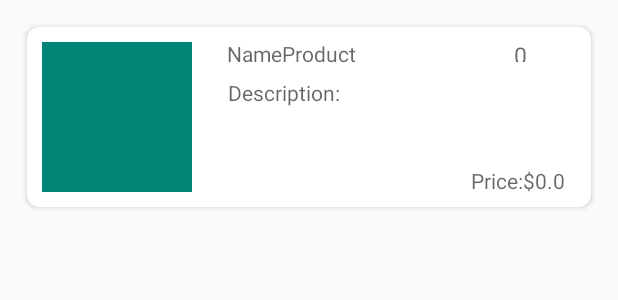
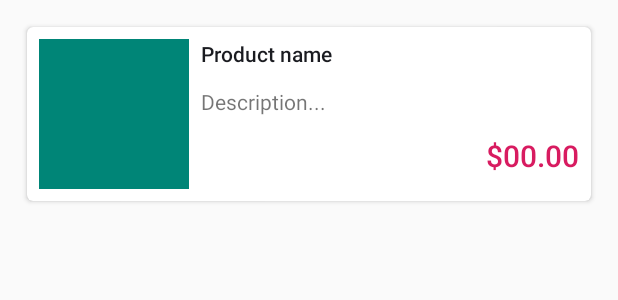
Before and after one commit to Vege19/DAS_CHALLENGE_2, an Android app: the layout item_product.xml on its own in the app's theme, with its tools: preview values and no code run, on a phone screen of 412 x 824 dp. Shown: the top 300 px of the screen. Run offline under Robolectric (Android 15) with nearby library versions, the phone set to English and light mode, and no system bars.

Commit message:
Models modified and product details activity

```diff
--- a/DAS_CHALLENGE_2/app/src/main/AndroidManifest.xml
+++ b/DAS_CHALLENGE_2/app/src/main/AndroidManifest.xml
@@ -12,9 +12,8 @@
         android:roundIcon="@mipmap/ic_launcher_round"
         android:supportsRtl="true"
         android:theme="@style/AppTheme">
-        <activity android:name=".activities.ProductsActivity">
-        </activity>
-
+        <activity android:name=".activities.ProductDetailActivity"></activity>
+        <activity android:name=".activities.ProductsActivity"></activity>
         <activity android:name=".activities.MainActivity">
             <intent-filter>
                 <action android:name="android.intent.action.MAIN" />
@@ -22,7 +21,6 @@
                 <category android:name="android.intent.category.LAUNCHER" />
             </intent-filter>
         </activity>
-
     </application>
 
 </manifest>
--- a/DAS_CHALLENGE_2/app/src/main/java/com/example/das_challenge_2/utils/Constants.kt
+++ b/DAS_CHALLENGE_2/app/src/main/java/com/example/das_challenge_2/utils/Constants.kt
@@ -4,5 +4,5 @@ object Constants {
 
     //Serializable keys
     const val CATEGORY_KEY = "CATEGORY_KEY"
-
+    const val PRODUCT_KEY = "PRODUCT_KEY"
 }
--- a/DAS_CHALLENGE_2/app/src/main/res/layout/activity_recycler_category.xml
+++ b/DAS_CHALLENGE_2/app/src/main/res/layout/activity_products.xml
@@ -1,10 +1,11 @@
 <?xml version="1.0" encoding="utf-8"?>
-<androidx.constraintlayout.widget.ConstraintLayout xmlns:android="http://schemas.android.com/apk/res/android"
+<androidx.constraintlayout.widget.ConstraintLayout
+    xmlns:android="http://schemas.android.com/apk/res/android"
     xmlns:app="http://schemas.android.com/apk/res-auto"
     xmlns:tools="http://schemas.android.com/tools"
     android:layout_width="match_parent"
     android:layout_height="match_parent"
-    tools:context=".activities.ProductAdapter">
+    tools:context=".adapters.ProductAdapter">
 
     <androidx.recyclerview.widget.RecyclerView
         android:id="@+id/productList"
--- a/DAS_CHALLENGE_2/app/src/main/res/layout/item_product.xml
+++ b/DAS_CHALLENGE_2/app/src/main/res/layout/item_product.xml
@@ -4,24 +4,24 @@
     xmlns:app="http://schemas.android.com/apk/res-auto"
     xmlns:tools="http://schemas.android.com/tools"
     android:layout_width="match_parent"
-    android:layout_height="120dp"
+    android:layout_height="wrap_content"
     android:layout_marginStart="18dp"
     android:layout_marginEnd="18dp"
     android:layout_marginTop="18dp"
-    app:cardCornerRadius="8dp">
+    app:cardCornerRadius="4dp">
 
     <androidx.constraintlayout.widget.ConstraintLayout
         android:layout_width="match_parent"
-        android:layout_height="match_parent"
+        android:layout_height="wrap_content"
         android:background="?selectableItemBackground">
 
         <ImageView
             android:id="@+id/product_img"
             android:layout_width="100dp"
             android:layout_height="100dp"
-            android:layout_marginStart="10dp"
-            android:layout_marginTop="10dp"
-            android:layout_marginBottom="10dp"
+            android:layout_marginStart="8dp"
+            android:layout_marginTop="8dp"
+            android:layout_marginBottom="8dp"
             android:scaleType="centerCrop"
             app:layout_constraintBottom_toBottomOf="parent"
             app:layout_constraintStart_toStartOf="parent"
@@ -30,50 +30,52 @@
             tools:ignore="MissingConstraints" />
 
         <TextView
-            android:id="@+id/product_stock"
-            android:layout_width="35dp"
-            android:layout_height="15dp"
+            android:id="@+id/nameProduct"
+            android:layout_width="0dp"
+            android:layout_height="wrap_content"
+            android:layout_marginStart="8dp"
             android:layout_marginTop="8dp"
-            android:layout_marginEnd="12dp"
-            android:hint="0"
-            android:textSize="15dp"
+            android:layout_marginEnd="8dp"
+            tools:text="Product name"
+            android:maxLines="1"
             app:layout_constraintEnd_toEndOf="parent"
-            app:layout_constraintHorizontal_bias="0.96"
-            app:layout_constraintStart_toEndOf="@+id/nameProduct"
-            app:layout_constraintTop_toTopOf="parent" />
-
-        <TextView
-            android:id="@+id/nameProduct"
-            android:layout_width="95dp"
-            android:layout_height="18dp"
-            android:layout_marginStart="17dp"
-            android:layout_marginTop="8dp"
-            android:hint="NameProduct"
-            app:layout_constraintEnd_toEndOf="parent"
-            app:layout_constraintHorizontal_bias="0.037"
             app:layout_constraintStart_toEndOf="@+id/product_img"
-            app:layout_constraintTop_toTopOf="parent" />
+            app:layout_constraintTop_toTopOf="parent"
+            style="@style/TextAppearance.Compat.Notification.Title"
+            android:ellipsize="end"/>
 
         <TextView
             android:id="@+id/descriptionProduct"
-            android:layout_width="229dp"
-            android:layout_height="53dp"
-            android:hint="Description:"
-            android:layout_marginStart="24dp"
-            android:layout_marginTop="8dp"
+            android:layout_width="0dp"
+            android:layout_height="wrap_content"
+            android:layout_marginStart="8dp"
+            android:layout_marginTop="4dp"
+            android:layout_marginEnd="8dp"
+            android:layout_marginBottom="4dp"
+            android:ellipsize="end"
+            android:maxLines="3"
+            app:layout_constraintBottom_toTopOf="@+id/priceProduct"
+            app:layout_constraintEnd_toEndOf="parent"
             app:layout_constraintStart_toEndOf="@+id/product_img"
-            app:layout_constraintTop_toBottomOf="@+id/nameProduct" />
+            app:layout_constraintTop_toBottomOf="@+id/nameProduct"
+            tools:text="Description..."
+            android:textAlignment="textStart"/>
 
         <TextView
             android:id="@+id/priceProduct"
-            android:layout_width="64dp"
-            android:layout_height="18dp"
-            android:layout_marginTop="5dp"
-            android:layout_marginEnd="16dp"
-            android:hint="Price:$0.0"
+            style="@style/TextAppearance.AppCompat.Title"
+            android:layout_width="wrap_content"
+            android:layout_height="wrap_content"
+            android:layout_marginEnd="8dp"
+            android:layout_marginBottom="8dp"
+            android:textAlignment="textEnd"
+            android:textColor="@color/colorAccent"
+            app:layout_constraintBottom_toBottomOf="parent"
             app:layout_constraintEnd_toEndOf="parent"
             app:layout_constraintTop_toBottomOf="@+id/descriptionProduct"
-            tools:ignore="MissingConstraints" />
+            tools:ignore="MissingConstraints"
+            tools:text="$00.00" />
+
     </androidx.constraintlayout.widget.ConstraintLayout>
 
 </androidx.cardview.widget.CardView>
```
Also changed, not shown: DAS_CHALLENGE_2/app/src/main/java/com/example/das_challenge_2/activities/MainActivity.kt (+15 -0 lines), DAS_CHALLENGE_2/app/src/main/java/com/example/das_challenge_2/activities/ProductDetailActivity.kt (added, +49 -0 lines), DAS_CHALLENGE_2/app/src/main/java/com/example/das_challenge_2/activities/ProductsActivity.kt (+4 -5 lines), DAS_CHALLENGE_2/app/src/main/java/com/example/das_challenge_2/adapters/CartAdapter.kt (+7 -7 lines), DAS_CHALLENGE_2/app/src/main/java/com/example/das_challenge_2/adapters/ProductAdapter.kt (renamed from DAS_CHALLENGE_2/app/src/main/java/com/example/das_challenge_2/activities/ProductAdapter.kt, +18 -7 lines), DAS_CHALLENGE_2/app/src/main/java/com/example/das_challenge_2/fragments/CartFragment.kt (+3 -5 lines), DAS_CHALLENGE_2/app/src/main/java/com/example/das_challenge_2/models/BillModel.kt (+7 -5 lines), DAS_CHALLENGE_2/app/src/main/java/com/example/das_challenge_2/models/CartModel.kt (+5 -2 lines), DAS_CHALLENGE_2/app/src/main/java/com/example/das_challenge_2/models/CategoryModel.kt (+5 -3 lines), DAS_CHALLENGE_2/app/src/main/java/com/example/das_challenge_2/models/ProductModel.kt (+11 -7 lines), DAS_CHALLENGE_2/app/src/main/java/com/example/das_challenge_2/models/SingleProductModel.kt (deleted, +0 -7 lines), DAS_CHALLENGE_2/app/src/main/res/drawable/shape_background_degraded.xml (added, +9 -0 lines), DAS_CHALLENGE_2/app/src/main/res/layout/activity_product_detail.xml (added, +117 -0 lines).
